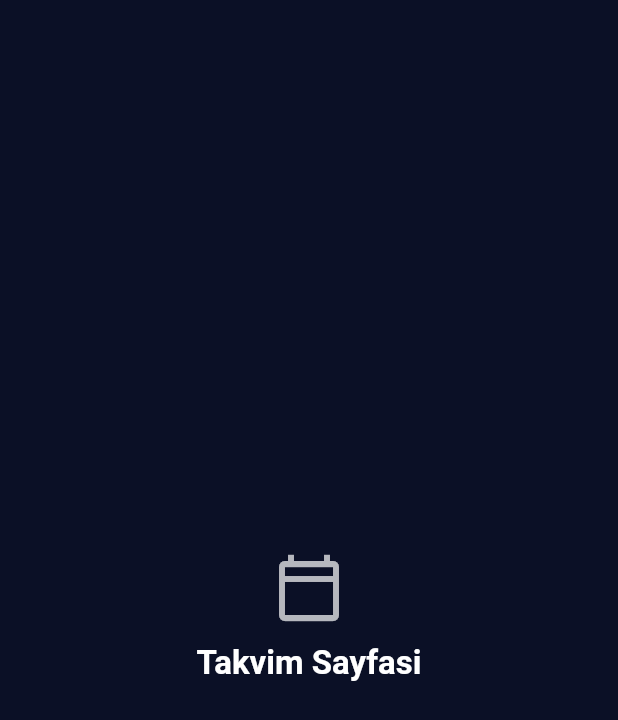
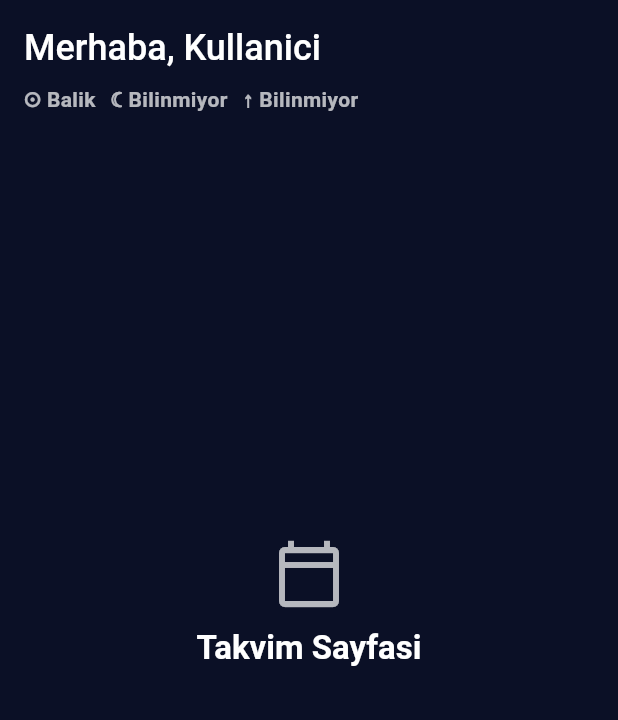
Before and after one commit to kaan1494/zodiona, a Flutter app: the _SectionPage widget shown alone on an empty page, opened directly, on a phone screen of 412 x 824 dp. Shown: the top 720 px of the screen. Run offline on Flutter 3.47's test engine with Material 3 defaults, Android fonts, the phone set to English and light mode, and no system bars; our stand-ins replace cloud_firestore, firebase_auth, firebase_core, google_sign_in; missing offline and left inert: dart:html; accounts and stored records are empty; Roboto replaces fonts that are missing (Arial).

Commit message:
Show shared user header on all home tabs

```diff
--- a/lib/features/home/presentation/home_screen.dart
+++ b/lib/features/home/presentation/home_screen.dart
@@ -760,6 +760,14 @@ class _SectionPage extends StatelessWidget {
   @override
   Widget build(BuildContext context) {
     return SafeArea(
+      child: Padding(
+        padding: const EdgeInsets.fromLTRB(16, 16, 16, 0),
+        child: Column(
+          crossAxisAlignment: CrossAxisAlignment.start,
+          children: [
+            const _HomeUserHeader(),
+            const SizedBox(height: 24),
+            Expanded(
               child: Center(
                 child: Column(
                   mainAxisSize: MainAxisSize.min,
@@ -773,6 +781,11 @@ class _SectionPage extends StatelessWidget {
                         fontWeight: FontWeight.w700,
                       ),
                     ),
+                  ],
+                ),
+              ),
+            ),
+            const SizedBox(height: 120),
           ],
         ),
       ),
```
Lines whose indentation alone changed are shown as unchanged.
